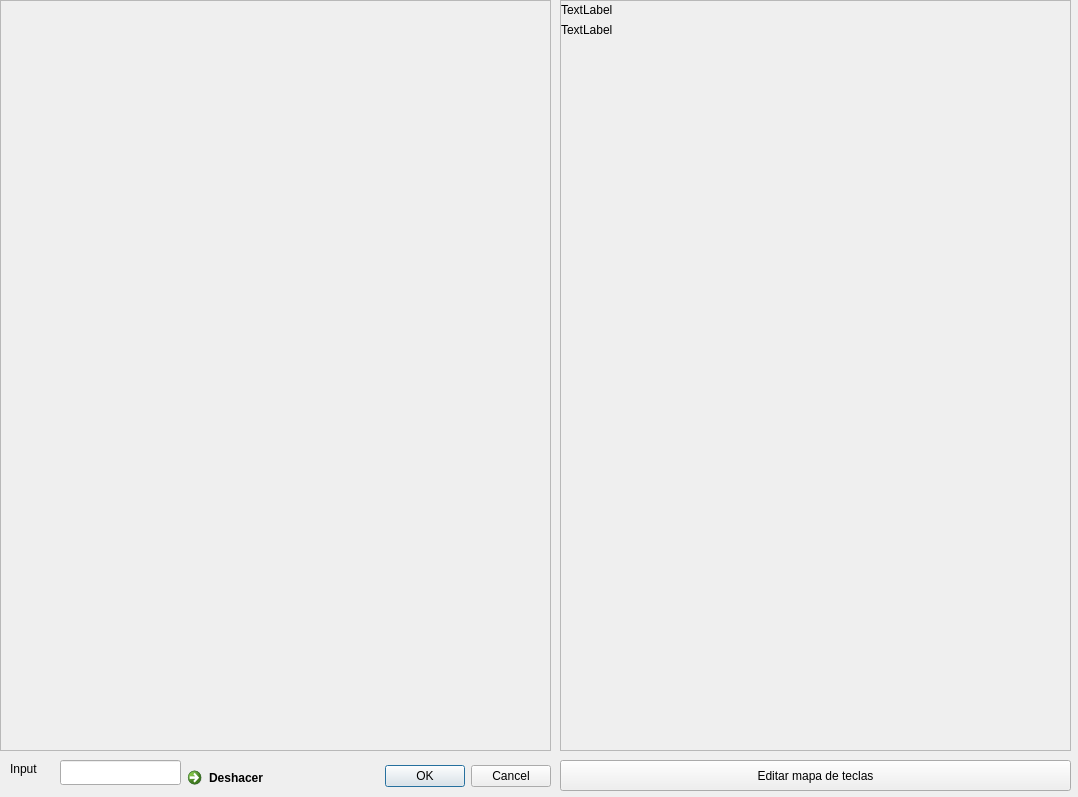
The window that GUI/sesion/sesion.ui (LucasSom/cortes-geologicos) describes before a commit, drawn with Qt 5.
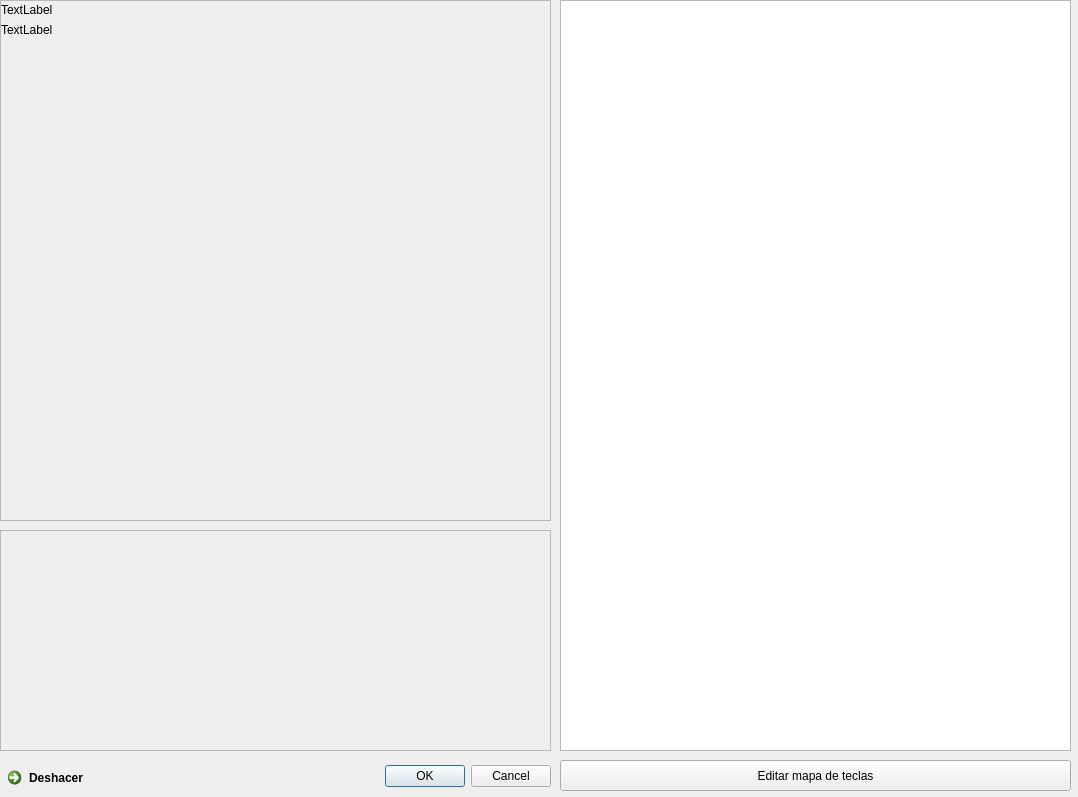
The same window after the commit.

Patch:
```diff
--- a/GUI/sesion/sesion.ui
+++ b/GUI/sesion/sesion.ui
@@ -32,9 +32,9 @@
   <widget class="QCommandLinkButton" name="deshacerButton">
    <property name="geometry">
     <rect>
-     <x>180</x>
+     <x>0</x>
      <y>760</y>
-     <width>191</width>
+     <width>371</width>
      <height>31</height>
     </rect>
    </property>
@@ -49,9 +49,9 @@
    <property name="geometry">
     <rect>
      <x>0</x>
-     <y>0</y>
+     <y>530</y>
      <width>551</width>
-     <height>751</height>
+     <height>221</height>
     </rect>
    </property>
    <property name="widgetResizable">
@@ -63,34 +63,11 @@
       <x>0</x>
       <y>0</y>
       <width>549</width>
-      <height>749</height>
+      <height>219</height>
      </rect>
     </property>
    </widget>
   </widget>
-  <widget class="QLabel" name="label">
-   <property name="geometry">
-    <rect>
-     <x>10</x>
-     <y>760</y>
-     <width>41</width>
-     <height>17</height>
-    </rect>
-   </property>
-   <property name="text">
-    <string>Input</string>
-   </property>
-  </widget>
-  <widget class="QLineEdit" name="input">
-   <property name="geometry">
-    <rect>
-     <x>60</x>
-     <y>760</y>
-     <width>121</width>
-     <height>25</height>
-    </rect>
-   </property>
-  </widget>
   <widget class="QPushButton" name="editarMapaBoton">
    <property name="geometry">
     <rect>
@@ -107,10 +84,10 @@
   <widget class="QScrollArea" name="scrollMapa">
    <property name="geometry">
     <rect>
-     <x>560</x>
+     <x>0</x>
      <y>0</y>
-     <width>511</width>
-     <height>751</height>
+     <width>551</width>
+     <height>521</height>
     </rect>
    </property>
    <property name="widgetResizable">
@@ -121,8 +98,8 @@
      <rect>
       <x>0</x>
       <y>0</y>
-      <width>509</width>
-      <height>749</height>
+      <width>549</width>
+      <height>519</height>
      </rect>
     </property>
     <widget class="QLabel" name="label_tecla_1">
@@ -153,6 +130,16 @@
     </widget>
    </widget>
   </widget>
+  <widget class="QTableView" name="tableView">
+   <property name="geometry">
+    <rect>
+     <x>560</x>
+     <y>0</y>
+     <width>511</width>
+     <height>751</height>
+    </rect>
+   </property>
+  </widget>
  </widget>
  <resources/>
  <connections>
```
